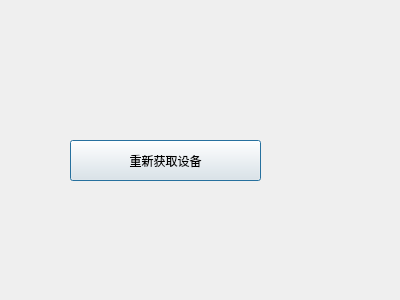
Old version of the form UtilGui/src/JoyStickDialog.ui in the repository fg2fg3/UtilSdk.
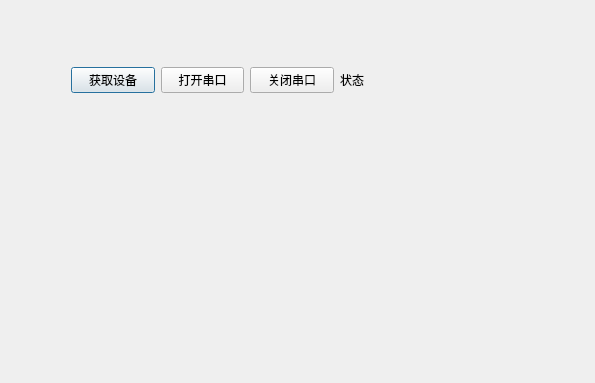
New version of the form.

Patch:
```diff
--- a/UtilGui/src/JoyStickDialog.ui
+++ b/UtilGui/src/JoyStickDialog.ui
@@ -6,25 +6,52 @@
    <rect>
     <x>0</x>
     <y>0</y>
-    <width>400</width>
-    <height>300</height>
+    <width>595</width>
+    <height>383</height>
    </rect>
   </property>
   <property name="windowTitle">
    <string>JoyStickDialog</string>
   </property>
-  <widget class="QPushButton" name="m_pBtCapture">
+  <widget class="QWidget" name="horizontalLayoutWidget">
    <property name="geometry">
     <rect>
-     <x>70</x>
-     <y>140</y>
-     <width>191</width>
-     <height>41</height>
+     <x>60</x>
+     <y>40</y>
+     <width>374</width>
+     <height>80</height>
     </rect>
    </property>
-   <property name="text">
-    <string>重新获取设备</string>
-   </property>
+   <layout class="QHBoxLayout" name="horizontalLayout">
+    <item>
+     <widget class="QPushButton" name="m_pBtCapture">
+      <property name="text">
+       <string>获取设备</string>
+      </property>
+     </widget>
+    </item>
+    <item>
+     <widget class="QPushButton" name="m_pBtOpenCom">
+      <property name="text">
+       <string>打开串口</string>
+      </property>
+     </widget>
+    </item>
+    <item>
+     <widget class="QPushButton" name="m_pBtCloseCom">
+      <property name="text">
+       <string>关闭串口</string>
+      </property>
+     </widget>
+    </item>
+    <item>
+     <widget class="QLabel" name="m_pLbStatu">
+      <property name="text">
+       <string>状态</string>
+      </property>
+     </widget>
+    </item>
+   </layout>
   </widget>
  </widget>
  <layoutdefault spacing="6" margin="11"/>
```
